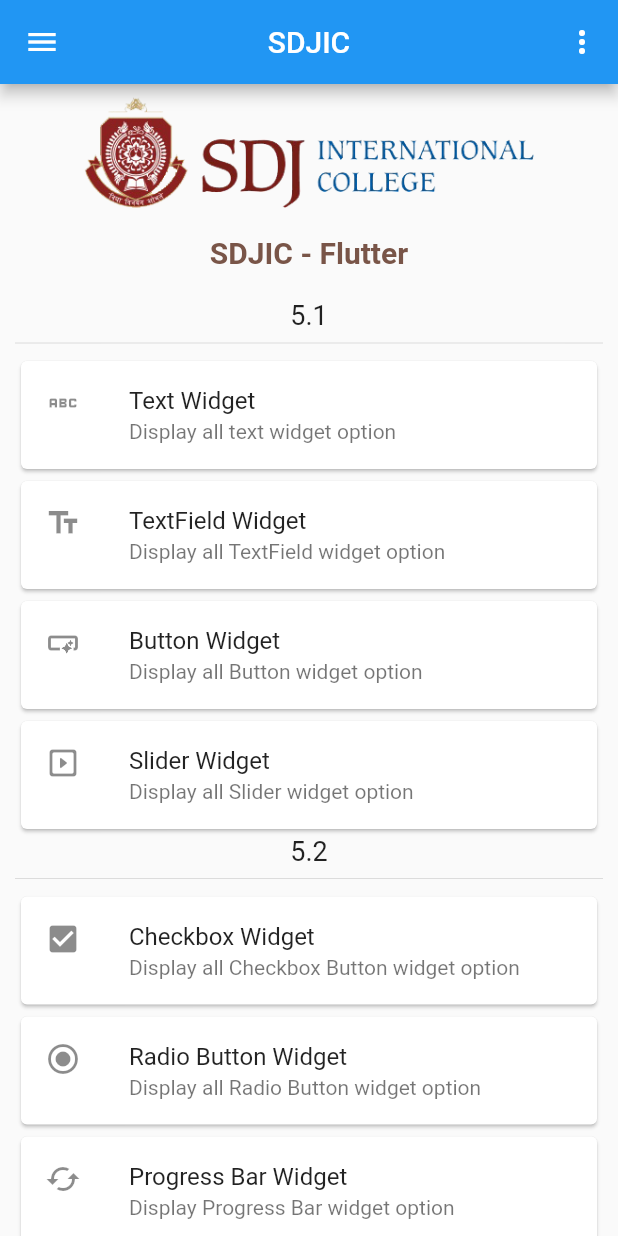
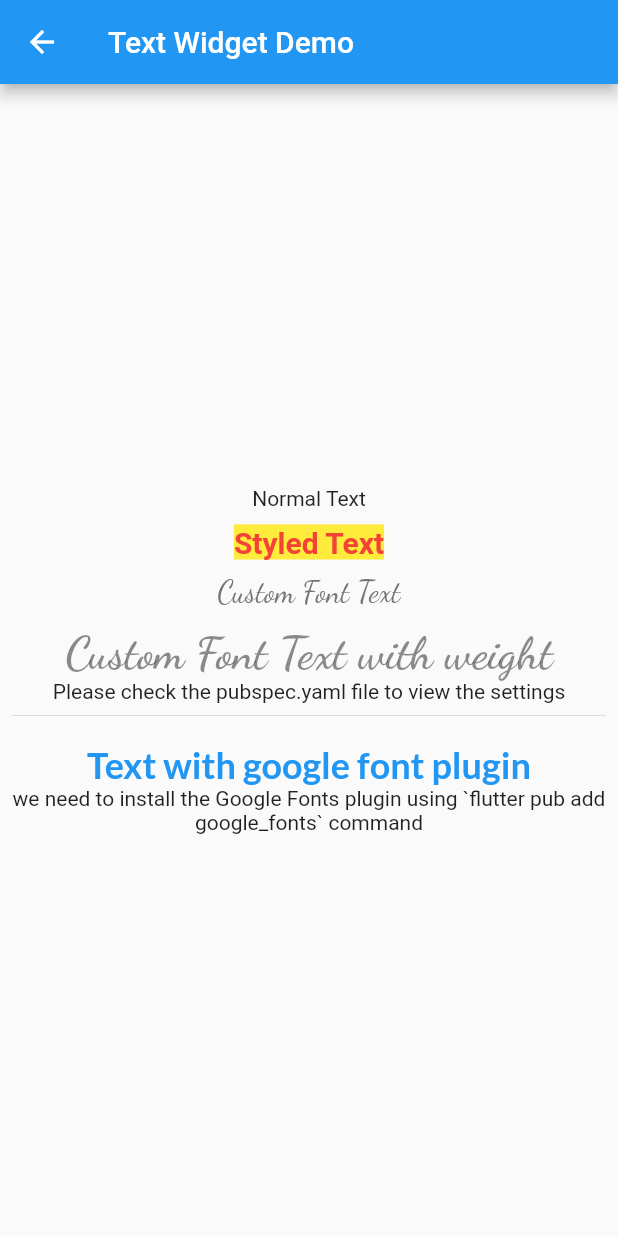
Before and after one commit to NehalPatel/sdjic_flutter, a Flutter app: the screen it shows after launch, after a tap on "Text Widget", on a phone screen of 412 x 824 dp. Run offline on Flutter 3.47's test engine with Material 2 defaults, Android fonts, the phone set to English and light mode, and no system bars; our stand-ins replace google_fonts.

Commit message:
Text Widget added

```diff
--- /dev/null
+++ b/lib/Screens/Section1/text_page.dart
@@ -0,0 +1,65 @@
+import 'package:flutter/material.dart';
+import 'package:google_fonts/google_fonts.dart';
+
+class TextDemoPage extends StatelessWidget {
+  const TextDemoPage({Key? key}) : super(key: key);
+
+  @override
+  Widget build(BuildContext context) {
+    return Scaffold(
+      appBar: AppBar(
+        title: Text("Text Widget Demo"),
+      ),
+      body: Center(
+        child: Padding(
+          padding: const EdgeInsets.all(8.0),
+          child: Column(
+            mainAxisAlignment: MainAxisAlignment.center,
+            children: [
+              Text("Normal Text"),
+              SizedBox(height: 10,),
+              Text("Styled Text",
+                style: TextStyle(
+                    color: Colors.red,
+                    fontSize: 20,
+                    fontWeight: FontWeight.bold,
+                    backgroundColor: Colors.yellow,
+                ),
+              ),
+              SizedBox(height: 10,),
+              Text("Custom Font Text",
+                style: TextStyle(
+                  color: Colors.grey[600],
+                  fontSize: 20,
+                  fontFamily: "DancingScript",
+                ),
+              ),
+              SizedBox(height: 10,),
+              Text("Custom Font Text with weight",
+                style: TextStyle(
+                    color: Colors.black45,
+                    fontSize: 30,
+                    fontFamily: "DancingScript",
+                    fontWeight: FontWeight.w700
+                ),
+              ),
+              Text("Please check the pubspec.yaml file to view the settings"),
+              Divider(),
+              SizedBox(height: 10,),
+              Text("Text with google font plugin",
+                style: GoogleFonts.lato(
+                  fontSize: 24,
+                  fontWeight: FontWeight.bold,
+                  color: Colors.blue,
+                ),
+              ),
+              Text("we need to install the Google Fonts plugin using `flutter pub add google_fonts` command",
+                textAlign: TextAlign.center,
+              ),
+            ],
+          ),
+        ),
+      ),
+    );
+  }
+}
--- a/lib/Screens/home_page.dart
+++ b/lib/Screens/home_page.dart
@@ -1,4 +1,5 @@
 import 'package:flutter/material.dart';
+import 'package:sdjic_flutter/components/my_drawer.dart';
 import 'package:sdjic_flutter/components/my_popup_menu.dart';
 
 class HomePage extends StatelessWidget {
@@ -18,28 +19,7 @@
           MyPopupMenu()
         ],
       ),
-      drawer: Drawer(
-        child: ListView(
-          children: [
-            const DrawerHeader(
-                decoration: BoxDecoration(
-                  color: Colors.blue
-                ),
-                child: Text("SYBCA - Sem 4"),
-            ),
-            ListTile(
-              leading: Icon(Icons.account_circle),
-              title: const Text("About"),
-              onTap: () {},
-            ),
-            ListTile(
-              leading: Icon(Icons.contact_mail),
-              title: const Text("Contact"),
-              onTap: () {},
-            ),
-          ],
-        ),
-      ),
+      drawer: MyDrawer(),
       body: SingleChildScrollView(
         scrollDirection: Axis.vertical,
         child: Container(
@@ -53,12 +33,12 @@
                     "assets/images/SDJIC.png", width: 300,
                 ),
               ),
-              SizedBox(height: 10),
-              Text("SDJIC - Flutter", style: TextStyle(
+              const SizedBox(height: 10),
+              const Text("SDJIC - Flutter", style: TextStyle(
                 fontSize: 20, fontWeight: FontWeight.bold, color: Colors.brown
                 ),
               ),
-              SizedBox(height: 10),
+              const SizedBox(height: 10),
               Padding(
                 padding: EdgeInsets.all(10),
                 child: Column(
@@ -67,7 +47,7 @@
                     Divider(),
                     GestureDetector(
                       onTap: () {
-                        print('clicked');
+                        Navigator.pushNamed(context, "/s1/text");
                       },
                       child: Card(
                         child: ListTile(
--- /dev/null
+++ b/lib/components/my_drawer.dart
@@ -0,0 +1,43 @@
+import 'package:flutter/material.dart';
+
+class MyDrawer extends StatelessWidget {
+  const MyDrawer({Key? key}) : super(key: key);
+
+  @override
+  Widget build(BuildContext context) {
+    return Drawer(
+      child: ListView(
+        children: [
+          const UserAccountsDrawerHeader(
+            accountName: Text("Nehal Patel"),
+            accountEmail: Text("iamnehalpatel@gmail.com"),
+            currentAccountPicture: CircleAvatar(
+              backgroundColor: Colors.red,
+              child: Text("NP",style: TextStyle(fontSize: 40.0)),
+            ),
+          ),
+          ListTile(
+            leading: Icon(Icons.home),
+            title: const Text("Home"),
+            onTap: () {},
+          ),
+          ListTile(
+            leading: Icon(Icons.settings),
+            title: const Text("Settings"),
+            onTap: () {},
+          ),
+          ListTile(
+            leading: Icon(Icons.account_circle),
+            title: const Text("About"),
+            onTap: () {},
+          ),
+          ListTile(
+            leading: Icon(Icons.contact_mail),
+            title: const Text("Contact"),
+            onTap: () {},
+          ),
+        ],
+      ),
+    );
+  }
+}
--- a/lib/main.dart
+++ b/lib/main.dart
@@ -1,4 +1,5 @@
 import 'package:flutter/material.dart';
+import 'package:sdjic_flutter/Screens/Section1/text_page.dart';
 import 'package:sdjic_flutter/Screens/home_page.dart';
 
 void main() {
@@ -16,7 +17,11 @@
       theme: ThemeData(
         primarySwatch: Colors.blue,
       ),
-      home: HomePage()
+      routes: {
+        '/' : (context) => HomePage(),
+        '/s1/text' : (context) => TextDemoPage(),
+      },
+      initialRoute: "/",
     );
   }
 }
```
Also changed, not shown: pubspec.yaml (+11 -6 lines), assets/fonts/DancingScript/DancingScript-Bold.ttf (added), assets/fonts/DancingScript/DancingScript-Medium.ttf (added), assets/fonts/DancingScript/DancingScript-Regular.ttf (added), assets/fonts/DancingScript/DancingScript-SemiBold.ttf (added), assets/images/nehal.jpeg (added), pubspec.lock, 1 other file.
